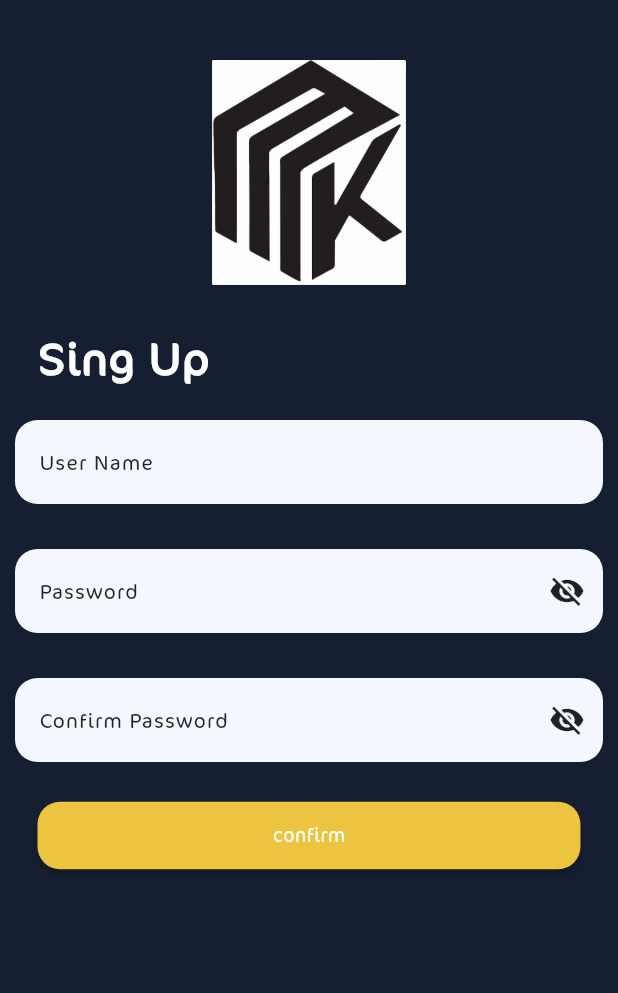
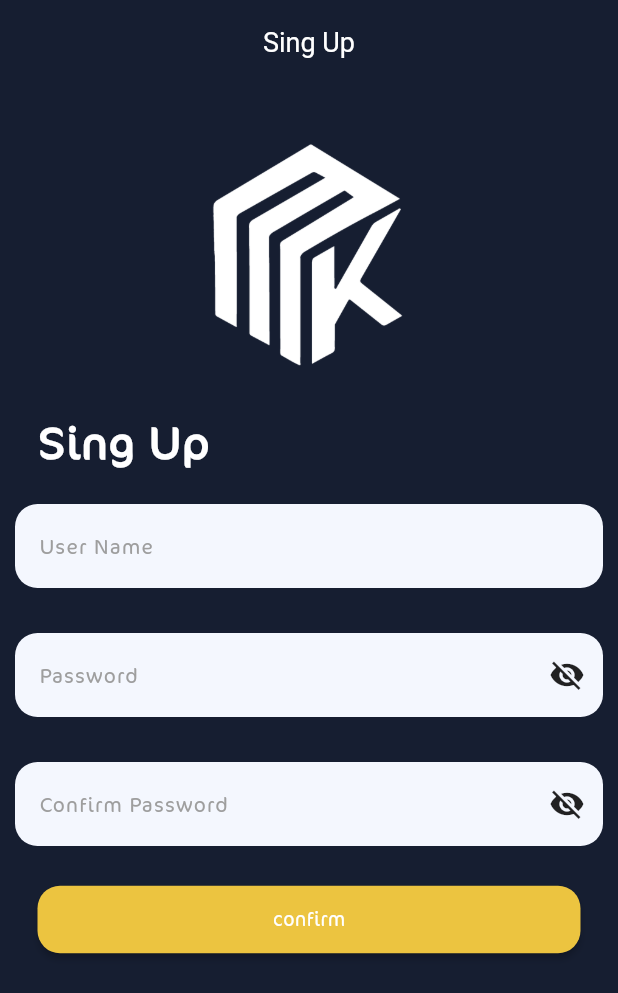
Before and after one commit to TechToc-Solution/mk_academy, a Flutter app: the RegisterPageBody screen opened directly, on a phone screen of 412 x 824 dp. Shown: the top 993 px of the screen. Run offline on Flutter 3.47's test engine with Material 3 defaults, Android fonts, the phone set to English and light mode, and no system bars; our stand-ins replace awesome_dialog, carousel_slider, dio, firebase_core, firebase_messaging, flutter_bloc and 6 more; accounts and stored records are empty.

Commit message:
add validation class, add appbar to login register

```diff
--- /dev/null
+++ b/lib/core/utils/enums.dart
@@ -0,0 +1 @@
+enum ValidationState { normal, email, password, phoneNumber, price }
--- a/lib/core/utils/routs.dart
+++ b/lib/core/utils/routs.dart
@@ -1,9 +1,13 @@
 import 'package:flutter/material.dart';
+import 'package:mk_academy/features/auth/presentation/views/login/login_page.dart';
 
+import '../../features/auth/presentation/views/register/register_page.dart';
 import '../../features/home/presentation/views/home_page.dart';
 
 class Routes {
   static Map<String, Widget Function(BuildContext)> routes = {
-    HomePage.routeName: (context) => const HomePage(title: 'MK Academy')
+    HomePage.routeName: (context) => const HomePage(title: 'MK Academy'),
+    LoginPage.routeName: (context) => const LoginPage(),
+    RegisterPage.routeName: (context) => const RegisterPage(),
   };
 }
--- a/lib/features/auth/presentation/views/login/login_page.dart
+++ b/lib/features/auth/presentation/views/login/login_page.dart
@@ -4,7 +4,7 @@ import 'widgets/login_page_body.dart';
 
 class LoginPage extends StatelessWidget {
   const LoginPage({super.key});
-  static const String routeName = '/loginPage';
+  static const String routeName = '/login';
   @override
   Widget build(BuildContext context) {
     return const Scaffold(
--- a/lib/features/auth/presentation/views/login/widgets/singin_forget_password.dart
+++ b/lib/features/auth/presentation/views/login/widgets/singin_forget_password.dart
@@ -15,11 +15,7 @@ class SignUpForgetPassWidget extends StatelessWidget {
       children: [
         TextButton(
           onPressed: () {
-            Navigator.pushReplacement(
-                context,
-                MaterialPageRoute(
-                  builder: (context) => RegisterPage(),
-                ));
+            Navigator.pushNamed(context, RegisterPage.routeName);
           },
           child: Text("create account",
               style: Styles.textStyle15.copyWith(
--- a/lib/features/auth/presentation/views/register/register_page.dart
+++ b/lib/features/auth/presentation/views/register/register_page.dart
@@ -3,7 +3,7 @@ import 'package:mk_academy/features/auth/presentation/views/register/widgets/reg
 
 class RegisterPage extends StatelessWidget {
   const RegisterPage({super.key});
-  static const String routeName = '/RegisterPage';
+  static const String routeName = '/register';
   @override
   Widget build(BuildContext context) {
     return const Scaffold(
--- a/lib/features/auth/presentation/views/register/widgets/register_page_body.dart
+++ b/lib/features/auth/presentation/views/register/widgets/register_page_body.dart
@@ -4,7 +4,9 @@ import 'package:mk_academy/core/utils/app_localizations.dart';
 import '../../../../../../core/utils/assets_data.dart';
 import '../../../../../../core/utils/colors.dart';
 import '../../../../../../core/utils/constats.dart';
+import '../../../../../../core/utils/enums.dart';
 import '../../../../../../core/utils/styles.dart';
+import '../../../../../../core/utils/validation.dart';
 import '../../widgets/custom_button.dart';
 import '../../widgets/custom_text_filed.dart';
 
@@ -16,29 +18,38 @@ class RegisterPageBody extends StatefulWidget {
 }
 
 class _RegisterPageBodyState extends State<RegisterPageBody> {
-  late final TextEditingController nameContrroler;
-  late final TextEditingController passwordContrroler;
-  late final TextEditingController ConfirnmPassword;
+  late final TextEditingController nameController;
+  late final TextEditingController passwordContoller;
+  late final TextEditingController confirnmPasswordController;
   final GlobalKey<FormState> _registerFormKey = GlobalKey<FormState>();
   @override
   void initState() {
-    nameContrroler = new TextEditingController();
-    passwordContrroler = new TextEditingController();
-    ConfirnmPassword = new TextEditingController();
+    nameController = new TextEditingController();
+    passwordContoller = new TextEditingController();
+    confirnmPasswordController = new TextEditingController();
     super.initState();
   }
 
   @override
   void dispose() {
-    nameContrroler.dispose();
-    passwordContrroler.dispose();
-    ConfirnmPassword.dispose();
+    nameController.dispose();
+    passwordContoller.dispose();
+    confirnmPasswordController.dispose();
     super.dispose();
   }
 
   @override
   Widget build(BuildContext context) {
     return Scaffold(
+      appBar: AppBar(
+        backgroundColor: AppColors.backgroundColor,
+        elevation: 0,
+        forceMaterialTransparency: true,
+        foregroundColor: Colors.white,
+        title: Text("sing_up".tr(context)),
+        titleTextStyle: Styles.textStyle18.copyWith(color: Colors.white),
+        centerTitle: true,
+      ),
       body: ListView(
         padding: EdgeInsets.symmetric(
             horizontal: KHorizontalPadding, vertical: KVerticalPadding),
@@ -47,7 +58,8 @@ class _RegisterPageBodyState extends State<RegisterPageBody> {
             height: kSizedBoxHeight,
           ),
           Image.asset(
-            AssetsData.logo,
+            color: Colors.white,
+            AssetsData.logoNoBg,
             height: 150,
             width: 200,
           ),
@@ -69,15 +81,21 @@ class _RegisterPageBodyState extends State<RegisterPageBody> {
                 CustomTextField(
                     text: "user_name".tr(context),
                     isPassword: false,
-                    controller: nameContrroler),
+                    validatorFun: (p0) =>
+                        Validator.validate(p0, ValidationState.normal),
+                    controller: nameController),
                 CustomTextField(
                     text: "password".tr(context),
+                    validatorFun: (p0) =>
+                        Validator.validate(p0, ValidationState.password),
                     isPassword: true,
-                    controller: passwordContrroler),
+                    controller: passwordContoller),
                 CustomTextField(
                     text: "confirm_password".tr(context),
                     isPassword: true,
-                    controller: passwordContrroler),
+                    validatorFun: (p0) => Validator.validateConfirmPassword(
+                        p0, passwordContoller.text),
+                    controller: confirnmPasswordController),
               ],
             ),
           ),
--- a/lib/features/auth/presentation/views/widgets/custom_text_filed.dart
+++ b/lib/features/auth/presentation/views/widgets/custom_text_filed.dart
@@ -30,16 +30,16 @@ class CustomTextField extends StatefulWidget {
 class _CustomTextFieldState extends State<CustomTextField> {
   @override
   void dispose() {
-    ;
-    widget.controller.clear();
+    focusNode.dispose();
     super.dispose();
   }
 
   bool showPassowrd = false;
   FocusNode focusNode = FocusNode();
   Color fillColor = const Color(0xffF4F7FE);
-  Color labelTextColor = Colors.black87;
+  Color labelTextColor = Colors.grey;
   Color passwordIconColor = Colors.black87;
+  Color textColor = Colors.black87;
   @override
   void initState() {
     focusNode.addListener(() {
@@ -48,12 +48,14 @@ class _CustomTextFieldState extends State<CustomTextField> {
           fillColor = Colors.transparent;
           labelTextColor = Colors.white;
           passwordIconColor = AppColors.primaryColors;
+          textColor = Colors.white;
         });
       } else {
         setState(() {
-          labelTextColor = Colors.black87;
           fillColor = const Color(0xffF4F7FE);
           passwordIconColor = Colors.black87;
+          labelTextColor = Colors.grey;
+          textColor = Colors.black87;
         });
       }
     });
@@ -66,7 +68,7 @@ class _CustomTextFieldState extends State<CustomTextField> {
       padding: EdgeInsets.symmetric(vertical: 15),
       child: TextFormField(
         style: Styles.textStyle16.copyWith(
-          color: Colors.white,
+          color: textColor,
         ),
         onChanged: widget.onChange,
         keyboardType: widget.keyboardType,
--- a/lib/main.dart
+++ b/lib/main.dart
@@ -9,6 +9,7 @@ import 'package:mk_academy/core/utils/cache_helper.dart';
 import 'package:mk_academy/core/utils/colors.dart';
 import 'package:mk_academy/core/utils/routs.dart';
 import 'package:mk_academy/core/utils/styles.dart';
+import 'package:mk_academy/features/auth/presentation/views/login/login_page.dart';
 
 import 'features/home/presentation/views/home_page.dart';
 
@@ -67,7 +68,8 @@ class MyApp extends StatelessWidget {
                   ColorScheme.fromSeed(seedColor: AppColors.primaryColors),
               useMaterial3: true,
             ),
-            home: const HomePage(title: 'Flutter Demo Home Page'),
+            home: const LoginPage(),
+            initialRoute: LoginPage.routeName,
             routes: Routes.routes,
           );
         },
```
Also changed, not shown: lib/core/utils/validation.dart (added, +94 -0 lines), lib/features/auth/presentation/views/login/widgets/login_page_body.dart (+24 -9 lines).
